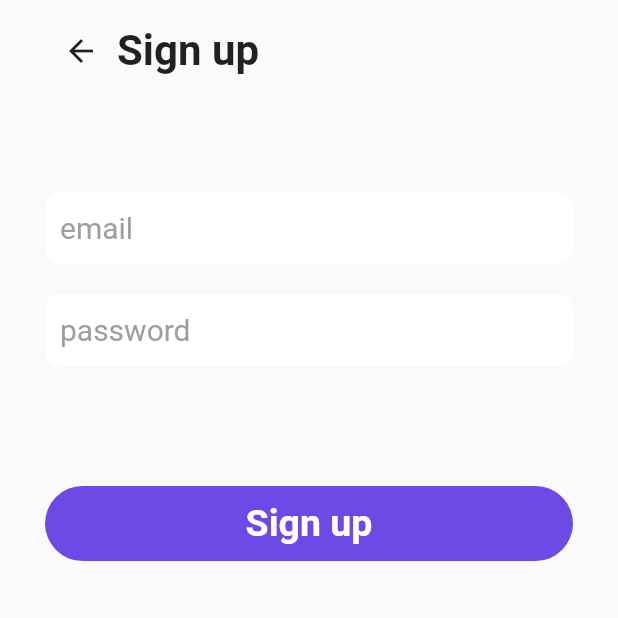
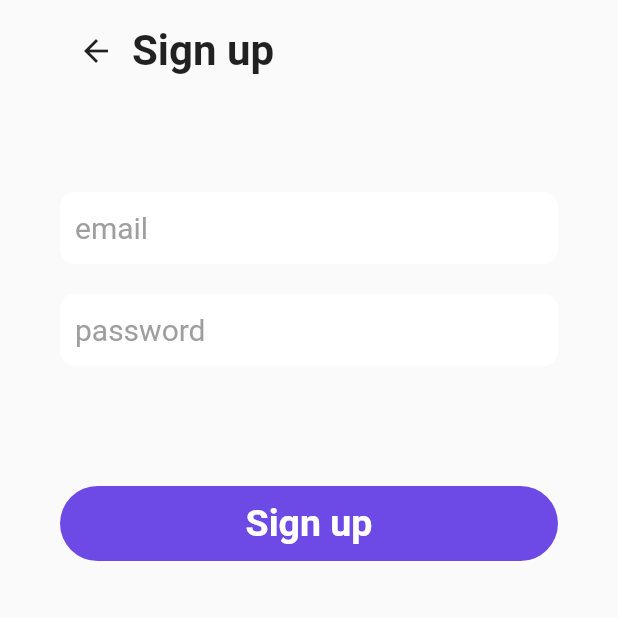
Before and after one commit to coolcodeslab/water_drinking_app, a Flutter app: the screen it shows after launch, after a tap on "Sign up", on a phone screen of 412 x 824 dp, the top half of it. Run offline on Flutter 3.47's test engine with Material 2 defaults, Android fonts, the phone set to English and light mode, and no system bars; our stand-ins replace cloud_firestore, firebase_auth, firebase_core, modal_progress_hud, percent_indicator; accounts and stored records are empty.

Commit message:
calculating screens

```diff
--- a/lib/constants.dart
+++ b/lib/constants.dart
@@ -9,6 +9,11 @@ const TextStyle kH4TextStyle = TextStyle(
   fontSize: 19,
 );
 
+const TextStyle kH3TextStyle = TextStyle(
+  fontWeight: FontWeight.bold,
+  fontSize: 14,
+);
+
 const TextStyle kH2TextStyle = TextStyle(
   fontWeight: FontWeight.w500,
   fontSize: 28,
--- a/lib/main.dart
+++ b/lib/main.dart
@@ -1,7 +1,11 @@
 import 'package:firebase_core/firebase_core.dart';
 import 'package:flutter/material.dart';
+import 'package:water_drinking_app/screens/calculate_screen.dart';
+import 'package:water_drinking_app/screens/cupsize_screen.dart';
 import 'package:water_drinking_app/screens/home_screen.dart';
+import 'package:water_drinking_app/screens/loading_screen.dart';
 import 'package:water_drinking_app/screens/login_screen.dart';
+import 'package:water_drinking_app/screens/signup_screen.dart';
 
 void main() async {
   WidgetsFlutterBinding.ensureInitialized();
@@ -20,7 +24,15 @@ class MyApp extends StatelessWidget {
         primarySwatch: Colors.blue,
         visualDensity: VisualDensity.adaptivePlatformDensity,
       ),
-      home: LoginScreen(),
+      initialRoute: LoginScreen.id,
+      routes: {
+        HomeScreen.id: (context) => HomeScreen(),
+        CalculateScreen.id: (context) => CalculateScreen(),
+        LoadingScreen.id: (context) => LoadingScreen(),
+        SignUpScreen.id: (context) => SignUpScreen(),
+        LoginScreen.id: (context) => LoginScreen(),
+        CupSizeScreen.id: (context) => CupSizeScreen(),
+      },
     );
   }
 }
--- a/lib/screens/login_screen.dart
+++ b/lib/screens/login_screen.dart
@@ -1,4 +1,3 @@
-import 'package:cloud_firestore/cloud_firestore.dart';
 import 'package:firebase_auth/firebase_auth.dart';
 import 'package:flutter/material.dart';
 import 'package:modal_progress_hud/modal_progress_hud.dart';
@@ -8,13 +7,13 @@ import 'package:water_drinking_app/screens/signup_screen.dart';
 import 'package:water_drinking_app/widgets.dart';
 
 class LoginScreen extends StatefulWidget {
+  static const id = 'LoginScreen';
   @override
   _LoginScreenState createState() => _LoginScreenState();
 }
 
 class _LoginScreenState extends State<LoginScreen> {
   final _auth = FirebaseAuth.instance;
-  final _fireStore = FirebaseFirestore.instance;
   String email;
   String password;
   bool showSpinner = false;
@@ -26,6 +25,10 @@ class _LoginScreenState extends State<LoginScreen> {
       child: Scaffold(
         backgroundColor: kBackgroundColor,
         body: ModalProgressHUD(
+          progressIndicator: Theme(
+            data: ThemeData(accentColor: kButtonColor),
+            child: CircularProgressIndicator(),
+          ),
           inAsyncCall: showSpinner,
           child: Container(
             padding: EdgeInsets.symmetric(
@@ -53,6 +56,7 @@ class _LoginScreenState extends State<LoginScreen> {
                 TextFieldWidget(
                   hintText: 'password',
                   onChanged: onChangedPassword,
+                  obscureText: true,
                 ),
                 SizedBox(
                   height: 60,
@@ -81,8 +85,7 @@ class _LoginScreenState extends State<LoginScreen> {
       final user = await _auth.signInWithEmailAndPassword(
           email: email, password: password);
       if (user != null) {
-        Navigator.push(
-            context, MaterialPageRoute(builder: (context) => HomeScreen()));
+        Navigator.pushNamed(context, HomeScreen.id);
       }
     } catch (e) {
       print(e);
@@ -94,7 +97,7 @@ class _LoginScreenState extends State<LoginScreen> {
 
   onTapSignUp() {
     Navigator.push(
-        context, MaterialPageRoute(builder: (context) => SingUpScreen()));
+        context, MaterialPageRoute(builder: (context) => SignUpScreen()));
   }
 
   onChangedEmail(n) {
--- a/lib/screens/signup_screen.dart
+++ b/lib/screens/signup_screen.dart
@@ -1,19 +1,18 @@
-import 'package:cloud_firestore/cloud_firestore.dart';
 import 'package:firebase_auth/firebase_auth.dart';
 import 'package:flutter/material.dart';
 import 'package:modal_progress_hud/modal_progress_hud.dart';
 import 'package:water_drinking_app/constants.dart';
-import 'package:water_drinking_app/screens/home_screen.dart';
+import 'package:water_drinking_app/screens/calculate_screen.dart';
 import 'package:water_drinking_app/widgets.dart';
 
-class SingUpScreen extends StatefulWidget {
+class SignUpScreen extends StatefulWidget {
+  static const id = 'SingUpScreen';
   @override
-  _SingUpScreenState createState() => _SingUpScreenState();
+  _SignUpScreenState createState() => _SignUpScreenState();
 }
 
-class _SingUpScreenState extends State<SingUpScreen> {
+class _SignUpScreenState extends State<SignUpScreen> {
   final _auth = FirebaseAuth.instance;
-  final _fireStore = FirebaseFirestore.instance;
   String email;
   String password;
   bool showSpinner = false;
@@ -24,9 +23,13 @@ class _SingUpScreenState extends State<SingUpScreen> {
       backgroundColor: kBackgroundColor,
       body: ModalProgressHUD(
         inAsyncCall: showSpinner,
+        progressIndicator: Theme(
+          data: ThemeData(accentColor: kButtonColor),
+          child: CircularProgressIndicator(),
+        ),
         child: Container(
           padding: EdgeInsets.symmetric(
-            horizontal: 30,
+            horizontal: 40,
           ),
           child: Column(
             crossAxisAlignment: CrossAxisAlignment.start,
@@ -53,6 +56,7 @@ class _SingUpScreenState extends State<SingUpScreen> {
               TextFieldWidget(
                 hintText: 'password',
                 onChanged: onChangedPassword,
+                obscureText: true,
               ),
               SizedBox(
                 height: 60,
@@ -76,8 +80,7 @@ class _SingUpScreenState extends State<SingUpScreen> {
       final user = await _auth.createUserWithEmailAndPassword(
           email: email, password: password);
       if (user != null) {
-        Navigator.push(
-            context, MaterialPageRoute(builder: (context) => HomeScreen()));
+        Navigator.pushNamed(context, CalculateScreen.id);
       }
     } catch (e) {
       print(e);
--- a/lib/widgets.dart
+++ b/lib/widgets.dart
@@ -126,9 +126,11 @@ class TextFieldWidget extends StatelessWidget {
   TextFieldWidget({
     this.hintText,
     this.onChanged,
+    this.obscureText = false,
   });
   final String hintText;
   final Function onChanged;
+  final bool obscureText;
   @override
   Widget build(BuildContext context) {
     return Container(
@@ -138,6 +140,7 @@ class TextFieldWidget extends StatelessWidget {
         borderRadius: BorderRadius.circular(10),
       ),
       child: TextFormField(
+        obscureText: obscureText,
         style: TextStyle(
           color: Colors.black87,
           fontSize: 20,
```
Also changed, not shown: lib/screens/calculate_screen.dart (added, +85 -0 lines), lib/screens/cupsize_screen.dart (added, +90 -0 lines), lib/screens/home_screen.dart (+22 -10 lines), lib/screens/loading_screen.dart (added, +50 -0 lines), lib/screens/results_screen.dart (added, +34 -0 lines).
